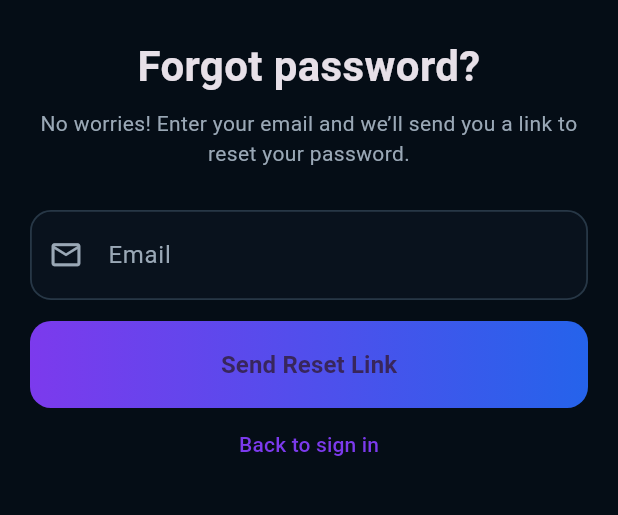
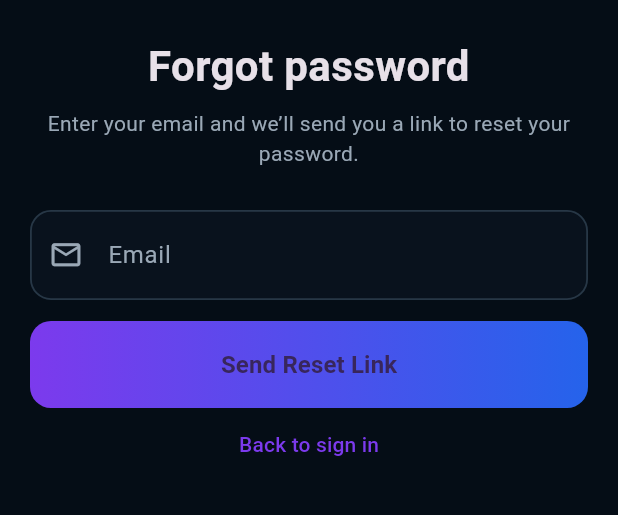
Before and after one commit to savie/second-head, a Flutter app: the screen it shows after launch, after a tap on "Forgot password?", on a phone screen of 412 x 824 dp, the part 444-959 px from its top. Run offline on Flutter 3.47's test engine with Material 3 defaults, Android fonts, the phone set to English and light mode, and no system bars; our stand-ins replace image_picker; Roboto replaces fonts that are missing (Poppins).

Commit message:
frontend: refine auth branding and copy

```diff
--- a/app/lib/features/auth/auth_screens.dart
+++ b/app/lib/features/auth/auth_screens.dart
@@ -168,8 +168,8 @@ class LoginScreen extends StatelessWidget {
   @override
   Widget build(BuildContext context) {
     return _AuthScaffold(
-      title: 'Welcome back',
-      subtitle: 'Sign in to continue to SECOND HEAD',
+      title: 'Second Head',
+      subtitle: 'Human - AI Unity',
       fields: const [
         _AuthField(hint: 'Email'),
         _AuthField(
@@ -239,9 +239,8 @@ class ForgotPasswordScreen extends StatelessWidget {
   @override
   Widget build(BuildContext context) {
     return _AuthScaffold(
-      title: 'Forgot password?',
-      subtitle:
-          'No worries! Enter your email and we’ll send you a link to reset your password.',
+      title: 'Forgot password',
+      subtitle: 'Enter your email and we’ll send you a link to reset your password.',
       fields: const [_AuthField(hint: 'Email')],
       primaryLabel: 'Send Reset Link',
       onPrimary: () => Navigator.of(context).pop(),
@@ -265,7 +264,7 @@ class SignUpScreen extends StatelessWidget {
   @override
   Widget build(BuildContext context) {
     return _AuthScaffold(
-      title: 'Create your account',
+      title: 'Create Second Head Account',
       subtitle: 'Let’s get you started',
       fields: const [
         _AuthField(hint: 'Full name', icon: Icons.person_outline),
```
